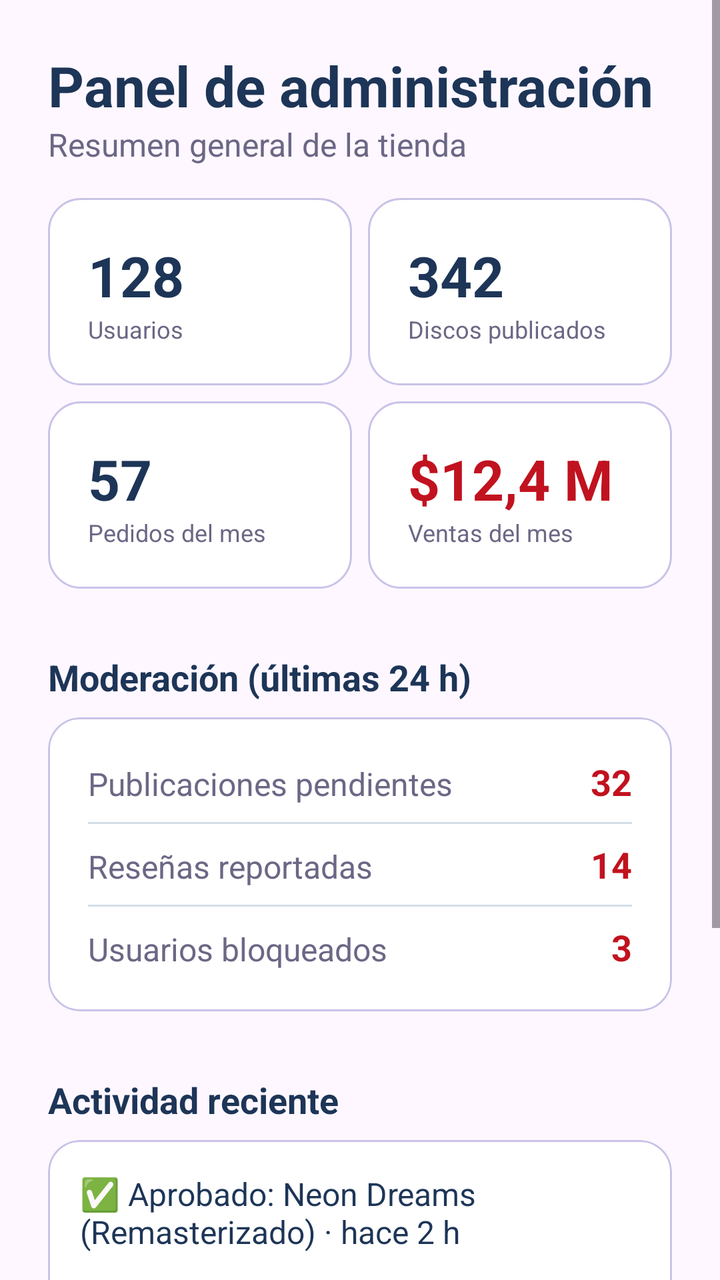
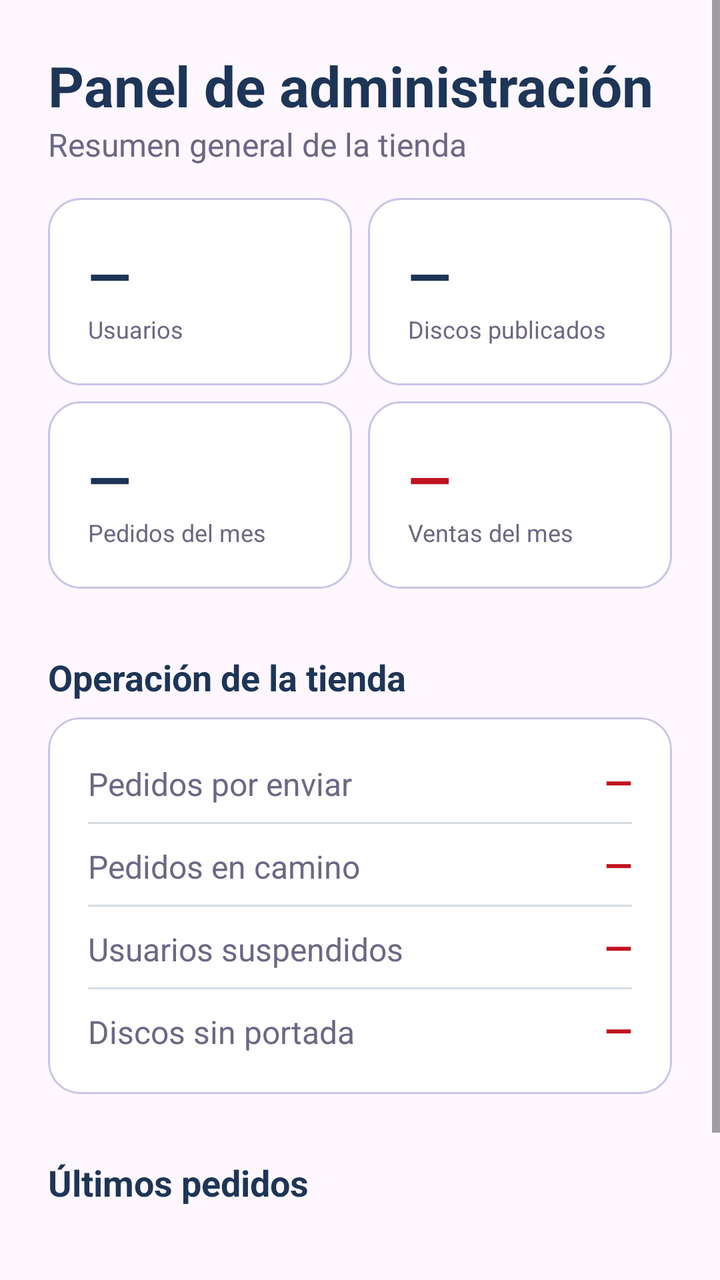

Two renders of the same Android screen: before a commit and after it. Below are the layout's source before the change and the commit's diff.
<!-- AndroidManifest.xml: application theme Theme.VinylCDVault -->
<!-- res/layout/fragment_admin_dashboard.xml -->
<?xml version="1.0" encoding="utf-8"?>
<ScrollView xmlns:android="http://schemas.android.com/apk/res/android"
    xmlns:app="http://schemas.android.com/apk/res-auto"
    android:layout_width="match_parent"
    android:layout_height="match_parent"
    android:fillViewport="true">

    <LinearLayout
        android:layout_width="match_parent"
        android:layout_height="wrap_content"
        android:orientation="vertical"
        android:padding="@dimen/screen_padding">

        <TextView
            style="@style/App.Text.Title"
            android:layout_width="wrap_content"
            android:layout_height="wrap_content"
            android:text="@string/admin_dashboard_title" />

        <TextView
            style="@style/App.Text.Body"
            android:layout_width="wrap_content"
            android:layout_height="wrap_content"
            android:text="@string/admin_dashboard_subtitle" />

        <LinearLayout
            android:layout_width="match_parent"
            android:layout_height="wrap_content"
            android:layout_marginTop="@dimen/spacing_medium"
            android:orientation="horizontal">

            <LinearLayout
                android:layout_width="0dp"
                android:layout_height="wrap_content"
                android:layout_marginEnd="@dimen/spacing_small"
                android:layout_weight="1"
                android:background="@drawable/bg_card"
                android:orientation="vertical"
                android:padding="@dimen/card_padding">

                <TextView style="@style/App.Text.Title" android:layout_width="wrap_content" android:layout_height="wrap_content" android:text="@string/admin_stat_users_value" />
                <TextView style="@style/App.Text.Small" android:layout_width="wrap_content" android:layout_height="wrap_content" android:text="@string/admin_stat_users" />
            </LinearLayout>

            <LinearLayout
                android:layout_width="0dp"
                android:layout_height="wrap_content"
                android:layout_weight="1"
                android:background="@drawable/bg_card"
                android:orientation="vertical"
                android:padding="@dimen/card_padding">

                <TextView style="@style/App.Text.Title" android:layout_width="wrap_content" android:layout_height="wrap_content" android:text="@string/admin_stat_products_value" />
                <TextView style="@style/App.Text.Small" android:layout_width="wrap_content" android:layout_height="wrap_content" android:text="@string/admin_stat_products" />
            </LinearLayout>
        </LinearLayout>

        <LinearLayout
            android:layout_width="match_parent"
            android:layout_height="wrap_content"
            android:layout_marginTop="@dimen/spacing_small"
            android:orientation="horizontal">

            <LinearLayout
                android:layout_width="0dp"
                android:layout_height="wrap_content"
                android:layout_marginEnd="@dimen/spacing_small"
                android:layout_weight="1"
                android:background="@drawable/bg_card"
                android:orientation="vertical"
                android:padding="@dimen/card_padding">

                <TextView style="@style/App.Text.Title" android:layout_width="wrap_content" android:layout_height="wrap_content" android:text="@string/admin_stat_orders_value" />
                <TextView style="@style/App.Text.Small" android:layout_width="wrap_content" android:layout_height="wrap_content" android:text="@string/admin_stat_orders" />
            </LinearLayout>

            <LinearLayout
                android:layout_width="0dp"
                android:layout_height="wrap_content"
                android:layout_weight="1"
                android:background="@drawable/bg_card"
                android:orientation="vertical"
                android:padding="@dimen/card_padding">

                <TextView style="@style/App.Text.Price" android:layout_width="wrap_content" android:layout_height="wrap_content" android:text="@string/admin_stat_sales_value" android:textSize="@dimen/text_title" />
                <TextView style="@style/App.Text.Small" android:layout_width="wrap_content" android:layout_height="wrap_content" android:text="@string/admin_stat_sales" />
            </LinearLayout>
        </LinearLayout>

        <TextView
            style="@style/App.Text.Subtitle"
            android:layout_width="wrap_content"
            android:layout_height="wrap_content"
            android:layout_marginTop="@dimen/spacing_large"
            android:text="@string/admin_moderation_title" />

        <com.google.android.material.card.MaterialCardView
            style="@style/Widget.Material3.CardView.Outlined"
            android:layout_width="match_parent"
            android:layout_height="wrap_content"
            android:layout_marginTop="@dimen/spacing_small"
            app:cardBackgroundColor="@color/card_bg"
            app:cardCornerRadius="@dimen/corner_radius"
            app:strokeColor="@color/input_stroke">

            <LinearLayout
                android:layout_width="match_parent"
                android:layout_height="wrap_content"
                android:orientation="vertical"
                android:padding="@dimen/card_padding">

                <LinearLayout android:layout_width="match_parent" android:layout_height="wrap_content" android:orientation="horizontal">
                    <TextView style="@style/App.Text.Body" android:layout_width="0dp" android:layout_height="wrap_content" android:layout_weight="1" android:text="@string/admin_pending_listings" />
                    <TextView style="@style/App.Text.Price" android:layout_width="wrap_content" android:layout_height="wrap_content" android:text="@string/admin_pending_listings_value" />
                </LinearLayout>

                <View android:layout_width="match_parent" android:layout_height="1dp" android:layout_marginTop="@dimen/spacing_small" android:layout_marginBottom="@dimen/spacing_small" android:background="@color/divider" />

                <LinearLayout android:layout_width="match_parent" android:layout_height="wrap_content" android:orientation="horizontal">
                    <TextView style="@style/App.Text.Body" android:layout_width="0dp" android:layout_height="wrap_content" android:layout_weight="1" android:text="@string/admin_flagged_reviews" />
                    <TextView style="@style/App.Text.Price" android:layout_width="wrap_content" android:layout_height="wrap_content" android:text="@string/admin_flagged_reviews_value" />
                </LinearLayout>

                <View android:layout_width="match_parent" android:layout_height="1dp" android:layout_marginTop="@dimen/spacing_small" android:layout_marginBottom="@dimen/spacing_small" android:background="@color/divider" />

                <LinearLayout android:layout_width="match_parent" android:layout_height="wrap_content" android:orientation="horizontal">
                    <TextView style="@style/App.Text.Body" android:layout_width="0dp" android:layout_height="wrap_content" android:layout_weight="1" android:text="@string/admin_banned_users" />
                    <TextView style="@style/App.Text.Price" android:layout_width="wrap_content" android:layout_height="wrap_content" android:text="@string/admin_banned_users_value" />
                </LinearLayout>
            </LinearLayout>
        </com.google.android.material.card.MaterialCardView>

        <TextView
            style="@style/App.Text.Subtitle"
            android:layout_width="wrap_content"
            android:layout_height="wrap_content"
            android:layout_marginTop="@dimen/spacing_large"
            android:text="@string/admin_recent_title" />

        <com.google.android.material.card.MaterialCardView
            style="@style/Widget.Material3.CardView.Outlined"
            android:layout_width="match_parent"
            android:layout_height="wrap_content"
            android:layout_marginTop="@dimen/spacing_small"
            app:cardBackgroundColor="@color/card_bg"
            app:cardCornerRadius="@dimen/corner_radius"
            app:strokeColor="@color/input_stroke">

            <LinearLayout
                android:layout_width="match_parent"
                android:layout_height="wrap_content"
                android:orientation="vertical">

                <TextView style="@style/App.ProfileRow" android:layout_width="match_parent" android:layout_height="wrap_content" android:text="@string/admin_recent_1" />
                <View android:layout_width="match_parent" android:layout_height="1dp" android:background="@color/divider" />
                <TextView style="@style/App.ProfileRow" android:layout_width="match_parent" android:layout_height="wrap_content" android:text="@string/admin_recent_2" />
                <View android:layout_width="match_parent" android:layout_height="1dp" android:background="@color/divider" />
                <TextView style="@style/App.ProfileRow" android:layout_width="match_parent" android:layout_height="wrap_content" android:text="@string/admin_recent_3" />
            </LinearLayout>
        </com.google.android.material.card.MaterialCardView>

        <com.google.android.material.button.MaterialButton
            android:id="@+id/btnAdminLogout"
            style="@style/App.ButtonOutlined"
            android:layout_width="match_parent"
            android:layout_height="@dimen/button_height"
            android:layout_marginTop="@dimen/spacing_large"
            android:text="@string/profile_logout" />
    </LinearLayout>
</ScrollView>
<!-- resources referenced by this layout -->
<resources>
  <color name="card_bg" type="color">#FFFFFF</color>
  <color name="divider">#D5DEE5</color>
  <color name="input_stroke" type="color">#C9C3E8</color>
  <dimen name="button_height">56dp</dimen>
  <dimen name="card_padding">20dp</dimen>
  <dimen name="corner_radius">16dp</dimen>
  <dimen name="screen_padding">24dp</dimen>
  <dimen name="spacing_large">32dp</dimen>
  <dimen name="spacing_medium">16dp</dimen>
  <dimen name="spacing_small">8dp</dimen>
  <dimen name="text_title">28sp</dimen>
  <string name="admin_banned_users">Usuarios bloqueados</string>
  <string name="admin_banned_users_value">3</string>
  <string name="admin_dashboard_subtitle">Resumen general de la tienda</string>
  <string name="admin_dashboard_title">Panel de administración</string>
  <string name="admin_flagged_reviews">Reseñas reportadas</string>
  <string name="admin_flagged_reviews_value">14</string>
  <string name="admin_moderation_title">Moderación (últimas 24 h)</string>
  <string name="admin_pending_listings">Publicaciones pendientes</string>
  <string name="admin_pending_listings_value">32</string>
  <string name="admin_recent_1">✅  Aprobado: Neon Dreams (Remasterizado) · hace 2 h</string>
  <string name="admin_recent_2">✏️  Cambios solicitados: City Lights · hace 5 h</string>
  <string name="admin_recent_3">🚫  Rechazado: Midnight Groove · ayer</string>
  <string name="admin_recent_title">Actividad reciente</string>
  <string name="admin_stat_orders">Pedidos del mes</string>
  <string name="admin_stat_orders_value">57</string>
  <string name="admin_stat_products">Discos publicados</string>
  <string name="admin_stat_products_value">342</string>
  <string name="admin_stat_sales">Ventas del mes</string>
  <string name="admin_stat_sales_value">$12,4 M</string>
  <string name="admin_stat_users">Usuarios</string>
  <string name="admin_stat_users_value">128</string>
  <string name="profile_logout">Cerrar sesión</string>
  <style name="App.ProfileRow">
          <item name="android:padding">@dimen/spacing_medium</item>
          <item name="android:textSize">@dimen/text_body</item>
          <item name="android:textColor">@color/text_dark</item>
          <item name="android:background">?attr/selectableItemBackground</item>
      </style>
  <style name="App.Text.Body">
          <item name="android:textSize">@dimen/text_body</item>
          <item name="android:textColor">@color/text_secondary</item>
      </style>
  <style name="App.Text.Price">
          <item name="android:textSize">@dimen/text_subtitle</item>
          <item name="android:textColor">@color/accent_dark</item>
          <item name="android:textStyle">bold</item>
      </style>
  <style name="App.Text.Small">
          <item name="android:textSize">@dimen/text_small</item>
          <item name="android:textColor">@color/text_secondary</item>
      </style>
  <style name="App.Text.Subtitle">
          <item name="android:textSize">@dimen/text_subtitle</item>
          <item name="android:textColor">@color/text_dark</item>
          <item name="android:textStyle">bold</item>
      </style>
  <style name="App.Text.Title">
          <item name="android:textSize">@dimen/text_title</item>
          <item name="android:textColor">@color/text_dark</item>
          <item name="android:textStyle">bold</item>
      </style>
  <color name="primary">#5B3FD1</color>
  <dimen name="text_body">16sp</dimen>
  <color name="text_dark" type="color">#1D3557</color>
  <color name="text_secondary">#6B6785</color>
  <dimen name="text_subtitle">18sp</dimen>
  <color name="accent_dark">#C1121F</color>
  <dimen name="text_small">12sp</dimen>
  <color name="white">#FFFFFF</color>
  <color name="accent">#E63946</color>
  <color name="chip_bg">#DCEBF3</color>
  <color name="background_light" type="color">#F1FAEE</color>
  <color name="primary_dark" type="color">#121212</color>
  <!-- unchanged entries left out for length: 3 -->
</resources>

<!-- the commit's change to res/layout/fragment_admin_dashboard.xml (unified diff, before → after) -->
@@ -30,6 +30,7 @@
             android:orientation="horizontal">
 
             <LinearLayout
+                android:id="@+id/cardUsers"
                 android:layout_width="0dp"
                 android:layout_height="wrap_content"
                 android:layout_marginEnd="@dimen/spacing_small"
@@ -38,11 +39,12 @@
                 android:orientation="vertical"
                 android:padding="@dimen/card_padding">
 
-                <TextView style="@style/App.Text.Title" android:layout_width="wrap_content" android:layout_height="wrap_content" android:text="@string/admin_stat_users_value" />
+                <TextView android:id="@+id/tvStatUsers" style="@style/App.Text.Title" android:layout_width="wrap_content" android:layout_height="wrap_content" android:text="@string/value_placeholder" />
                 <TextView style="@style/App.Text.Small" android:layout_width="wrap_content" android:layout_height="wrap_content" android:text="@string/admin_stat_users" />
             </LinearLayout>
 
             <LinearLayout
+                android:id="@+id/cardProducts"
                 android:layout_width="0dp"
                 android:layout_height="wrap_content"
                 android:layout_weight="1"
@@ -50,7 +52,7 @@
                 android:orientation="vertical"
                 android:padding="@dimen/card_padding">
 
-                <TextView style="@style/App.Text.Title" android:layout_width="wrap_content" android:layout_height="wrap_content" android:text="@string/admin_stat_products_value" />
+                <TextView android:id="@+id/tvStatProducts" style="@style/App.Text.Title" android:layout_width="wrap_content" android:layout_height="wrap_content" android:text="@string/value_placeholder" />
                 <TextView style="@style/App.Text.Small" android:layout_width="wrap_content" android:layout_height="wrap_content" android:text="@string/admin_stat_products" />
             </LinearLayout>
         </LinearLayout>
@@ -70,7 +72,7 @@
                 android:orientation="vertical"
                 android:padding="@dimen/card_padding">
 
-                <TextView style="@style/App.Text.Title" android:layout_width="wrap_content" android:layout_height="wrap_content" android:text="@string/admin_stat_orders_value" />
+                <TextView android:id="@+id/tvStatOrders" style="@style/App.Text.Title" android:layout_width="wrap_content" android:layout_height="wrap_content" android:text="@string/value_placeholder" />
                 <TextView style="@style/App.Text.Small" android:layout_width="wrap_content" android:layout_height="wrap_content" android:text="@string/admin_stat_orders" />
             </LinearLayout>
 
@@ -82,7 +84,7 @@
                 android:orientation="vertical"
                 android:padding="@dimen/card_padding">
 
-                <TextView style="@style/App.Text.Price" android:layout_width="wrap_content" android:layout_height="wrap_content" android:text="@string/admin_stat_sales_value" android:textSize="@dimen/text_title" />
+                <TextView android:id="@+id/tvStatSales" style="@style/App.Text.Price" android:layout_width="wrap_content" android:layout_height="wrap_content" android:text="@string/value_placeholder" android:textSize="@dimen/text_title" />
                 <TextView style="@style/App.Text.Small" android:layout_width="wrap_content" android:layout_height="wrap_content" android:text="@string/admin_stat_sales" />
             </LinearLayout>
         </LinearLayout>
@@ -92,7 +94,7 @@
             android:layout_width="wrap_content"
             android:layout_height="wrap_content"
             android:layout_marginTop="@dimen/spacing_large"
-            android:text="@string/admin_moderation_title" />
+            android:text="@string/admin_ops_title" />
 
         <com.google.android.material.card.MaterialCardView
             style="@style/Widget.Material3.CardView.Outlined"
@@ -110,22 +112,29 @@
                 android:padding="@dimen/card_padding">
 
                 <LinearLayout android:layout_width="match_parent" android:layout_height="wrap_content" android:orientation="horizontal">
-                    <TextView style="@style/App.Text.Body" android:layout_width="0dp" android:layout_height="wrap_content" android:layout_weight="1" android:text="@string/admin_pending_listings" />
-                    <TextView style="@style/App.Text.Price" android:layout_width="wrap_content" android:layout_height="wrap_content" android:text="@string/admin_pending_listings_value" />
+                    <TextView style="@style/App.Text.Body" android:layout_width="0dp" android:layout_height="wrap_content" android:layout_weight="1" android:text="@string/admin_ops_pending" />
+                    <TextView android:id="@+id/tvOpToShip" style="@style/App.Text.Price" android:layout_width="wrap_content" android:layout_height="wrap_content" android:text="@string/value_placeholder" />
                 </LinearLayout>
 
                 <View android:layout_width="match_parent" android:layout_height="1dp" android:layout_marginTop="@dimen/spacing_small" android:layout_marginBottom="@dimen/spacing_small" android:background="@color/divider" />
 
                 <LinearLayout android:layout_width="match_parent" android:layout_height="wrap_content" android:orientation="horizontal">
-                    <TextView style="@style/App.Text.Body" android:layout_width="0dp" android:layout_height="wrap_content" android:layout_weight="1" android:text="@string/admin_flagged_reviews" />
-                    <TextView style="@style/App.Text.Price" android:layout_width="wrap_content" android:layout_height="wrap_content" android:text="@string/admin_flagged_reviews_value" />
+                    <TextView style="@style/App.Text.Body" android:layout_width="0dp" android:layout_height="wrap_content" android:layout_weight="1" android:text="@string/admin_ops_shipped" />
+                    <TextView android:id="@+id/tvOpShipped" style="@style/App.Text.Price" android:layout_width="wrap_content" android:layout_height="wrap_content" android:text="@string/value_placeholder" />
                 </LinearLayout>
 
                 <View android:layout_width="match_parent" android:layout_height="1dp" android:layout_marginTop="@dimen/spacing_small" android:layout_marginBottom="@dimen/spacing_small" android:background="@color/divider" />
 
                 <LinearLayout android:layout_width="match_parent" android:layout_height="wrap_content" android:orientation="horizontal">
-                    <TextView style="@style/App.Text.Body" android:layout_width="0dp" android:layout_height="wrap_content" android:layout_weight="1" android:text="@string/admin_banned_users" />
-                    <TextView style="@style/App.Text.Price" android:layout_width="wrap_content" android:layout_height="wrap_content" android:text="@string/admin_banned_users_value" />
+                    <TextView style="@style/App.Text.Body" android:layout_width="0dp" android:layout_height="wrap_content" android:layout_weight="1" android:text="@string/admin_ops_suspended" />
+                    <TextView android:id="@+id/tvOpSuspended" style="@style/App.Text.Price" android:layout_width="wrap_content" android:layout_height="wrap_content" android:text="@string/value_placeholder" />
+                </LinearLayout>
+
+                <View android:layout_width="match_parent" android:layout_height="1dp" android:layout_marginTop="@dimen/spacing_small" android:layout_marginBottom="@dimen/spacing_small" android:background="@color/divider" />
+
+                <LinearLayout android:layout_width="match_parent" android:layout_height="wrap_content" android:orientation="horizontal">
+                    <TextView style="@style/App.Text.Body" android:layout_width="0dp" android:layout_height="wrap_content" android:layout_weight="1" android:text="@string/admin_ops_nophoto" />
+                    <TextView android:id="@+id/tvOpNoPhoto" style="@style/App.Text.Price" android:layout_width="wrap_content" android:layout_height="wrap_content" android:text="@string/value_placeholder" />
                 </LinearLayout>
             </LinearLayout>
         </com.google.android.material.card.MaterialCardView>
@@ -135,7 +144,7 @@
             android:layout_width="wrap_content"
             android:layout_height="wrap_content"
             android:layout_marginTop="@dimen/spacing_large"
-            android:text="@string/admin_recent_title" />
+            android:text="@string/admin_recent_orders_title" />
 
         <com.google.android.material.card.MaterialCardView
             style="@style/Widget.Material3.CardView.Outlined"
@@ -147,16 +156,10 @@
             app:strokeColor="@color/input_stroke">
 
             <LinearLayout
+                android:id="@+id/llRecentOrders"
                 android:layout_width="match_parent"
                 android:layout_height="wrap_content"
-                android:orientation="vertical">
-
-                <TextView style="@style/App.ProfileRow" android:layout_width="match_parent" android:layout_height="wrap_content" android:text="@string/admin_recent_1" />
-                <View android:layout_width="match_parent" android:layout_height="1dp" android:background="@color/divider" />
-                <TextView style="@style/App.ProfileRow" android:layout_width="match_parent" android:layout_height="wrap_content" android:text="@string/admin_recent_2" />
-                <View android:layout_width="match_parent" android:layout_height="1dp" android:background="@color/divider" />
-                <TextView style="@style/App.ProfileRow" android:layout_width="match_parent" android:layout_height="wrap_content" android:text="@string/admin_recent_3" />
-            </LinearLayout>
+                android:orientation="vertical" />
         </com.google.android.material.card.MaterialCardView>
 
         <com.google.android.material.button.MaterialButton
<!-- resource entries referenced after the edit -->
@@ -11,34 +11,20 @@
   <dimen name="spacing_medium">16dp</dimen>
   <dimen name="spacing_small">8dp</dimen>
   <dimen name="text_title">28sp</dimen>
-  <string name="admin_banned_users">Usuarios bloqueados</string>
-  <string name="admin_banned_users_value">3</string>
   <string name="admin_dashboard_subtitle">Resumen general de la tienda</string>
   <string name="admin_dashboard_title">Panel de administración</string>
-  <string name="admin_flagged_reviews">Reseñas reportadas</string>
-  <string name="admin_flagged_reviews_value">14</string>
-  <string name="admin_moderation_title">Moderación (últimas 24 h)</string>
-  <string name="admin_pending_listings">Publicaciones pendientes</string>
-  <string name="admin_pending_listings_value">32</string>
-  <string name="admin_recent_1">✅  Aprobado: Neon Dreams (Remasterizado) · hace 2 h</string>
-  <string name="admin_recent_2">✏️  Cambios solicitados: City Lights · hace 5 h</string>
-  <string name="admin_recent_3">🚫  Rechazado: Midnight Groove · ayer</string>
-  <string name="admin_recent_title">Actividad reciente</string>
+  <string name="admin_ops_nophoto">Discos sin portada</string>
+  <string name="admin_ops_pending">Pedidos por enviar</string>
+  <string name="admin_ops_shipped">Pedidos en camino</string>
+  <string name="admin_ops_suspended">Usuarios suspendidos</string>
+  <string name="admin_ops_title">Operación de la tienda</string>
+  <string name="admin_recent_orders_title">Últimos pedidos</string>
   <string name="admin_stat_orders">Pedidos del mes</string>
-  <string name="admin_stat_orders_value">57</string>
   <string name="admin_stat_products">Discos publicados</string>
-  <string name="admin_stat_products_value">342</string>
   <string name="admin_stat_sales">Ventas del mes</string>
-  <string name="admin_stat_sales_value">$12,4 M</string>
   <string name="admin_stat_users">Usuarios</string>
-  <string name="admin_stat_users_value">128</string>
   <string name="profile_logout">Cerrar sesión</string>
-  <style name="App.ProfileRow">
-          <item name="android:padding">@dimen/spacing_medium</item>
-          <item name="android:textSize">@dimen/text_body</item>
-          <item name="android:textColor">@color/text_dark</item>
-          <item name="android:background">?attr/selectableItemBackground</item>
-      </style>
+  <string name="value_placeholder">—</string>
   <style name="App.Text.Body">
           <item name="android:textSize">@dimen/text_body</item>
           <item name="android:textColor">@color/text_secondary</item>
